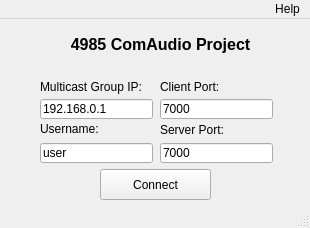
Above: src/application/mainwindow.ui from mvan/4985Final before the change. Below: the same form after it.
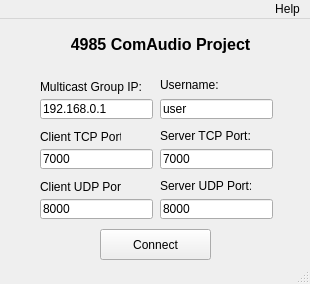
That is the form after the change.

Commit message: fixed QString to char * error, and change UI a bit

```diff
--- a/src/application/mainwindow.ui
+++ b/src/application/mainwindow.ui
@@ -7,7 +7,7 @@
     <x>0</x>
     <y>0</y>
     <width>310</width>
-    <height>228</height>
+    <height>284</height>
    </rect>
   </property>
   <property name="windowTitle">
@@ -31,7 +31,7 @@
     <property name="geometry">
      <rect>
       <x>100</x>
-      <y>150</y>
+      <y>210</y>
       <width>111</width>
       <height>31</height>
      </rect>
@@ -56,8 +56,8 @@
    <widget class="QLineEdit" name="userValue">
     <property name="geometry">
      <rect>
-      <x>40</x>
-      <y>124</y>
+      <x>160</x>
+      <y>80</y>
       <width>113</width>
       <height>20</height>
      </rect>
@@ -69,8 +69,8 @@
    <widget class="QLabel" name="userLabel">
     <property name="geometry">
      <rect>
-      <x>40</x>
-      <y>100</y>
+      <x>160</x>
+      <y>56</y>
       <width>101</width>
       <height>20</height>
      </rect>
@@ -108,8 +108,8 @@
    <widget class="QLineEdit" name="clientPortValue">
     <property name="geometry">
      <rect>
-      <x>160</x>
-      <y>80</y>
+      <x>40</x>
+      <y>130</y>
       <width>113</width>
       <height>20</height>
      </rect>
@@ -124,34 +124,34 @@
    <widget class="QLabel" name="port">
     <property name="geometry">
      <rect>
-      <x>160</x>
-      <y>60</y>
+      <x>40</x>
+      <y>110</y>
       <width>81</width>
       <height>16</height>
      </rect>
     </property>
     <property name="text">
-     <string>Client Port:</string>
+     <string>Client TCP Port:</string>
     </property>
    </widget>
    <widget class="QLabel" name="port_2">
     <property name="geometry">
      <rect>
       <x>160</x>
-      <y>100</y>
-      <width>71</width>
+      <y>106</y>
+      <width>91</width>
       <height>21</height>
      </rect>
     </property>
     <property name="text">
-     <string>Server Port:</string>
+     <string>Server TCP Port:</string>
     </property>
    </widget>
    <widget class="QLineEdit" name="serverPortValue">
     <property name="geometry">
      <rect>
       <x>160</x>
-      <y>124</y>
+      <y>130</y>
       <width>113</width>
       <height>20</height>
      </rect>
@@ -163,6 +163,64 @@
      <string>7000</string>
     </property>
    </widget>
+   <widget class="QLabel" name="port_3">
+    <property name="geometry">
+     <rect>
+      <x>40</x>
+      <y>160</y>
+      <width>81</width>
+      <height>16</height>
+     </rect>
+    </property>
+    <property name="text">
+     <string>Client UDP Port:</string>
+    </property>
+   </widget>
+   <widget class="QLabel" name="port_4">
+    <property name="geometry">
+     <rect>
+      <x>160</x>
+      <y>156</y>
+      <width>91</width>
+      <height>21</height>
+     </rect>
+    </property>
+    <property name="text">
+     <string>Server UDP Port:</string>
+    </property>
+   </widget>
+   <widget class="QLineEdit" name="serverUDPPortValue">
+    <property name="geometry">
+     <rect>
+      <x>160</x>
+      <y>180</y>
+      <width>113</width>
+      <height>20</height>
+     </rect>
+    </property>
+    <property name="contextMenuPolicy">
+     <enum>Qt::NoContextMenu</enum>
+    </property>
+    <property name="text">
+     <string>8000</string>
+    </property>
+   </widget>
+   <widget class="QLineEdit" name="clientUDPPortValue">
+    <property name="geometry">
+     <rect>
+      <x>40</x>
+      <y>180</y>
+      <width>113</width>
+      <height>20</height>
+     </rect>
+    </property>
+    <property name="contextMenuPolicy">
+     <enum>Qt::NoContextMenu</enum>
+    </property>
+    <property name="text">
+     <string>8000</string>
+    </property>
+   </widget>
   </widget>
   <widget class="QMenuBar" name="menuBar">
    <property name="geometry">
```
Left out of the diff: 4 changed lines with no effect on the pictures. The commit also changes 2 other files.
